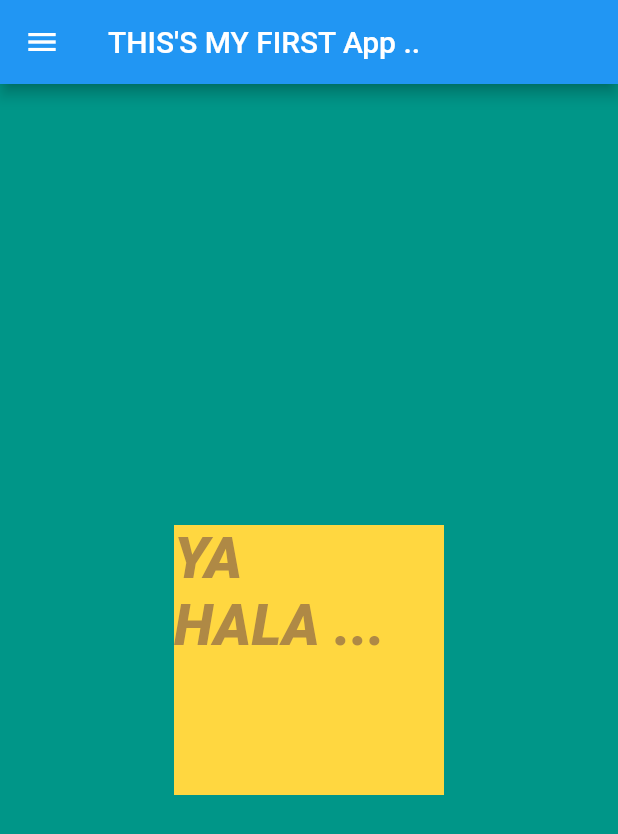
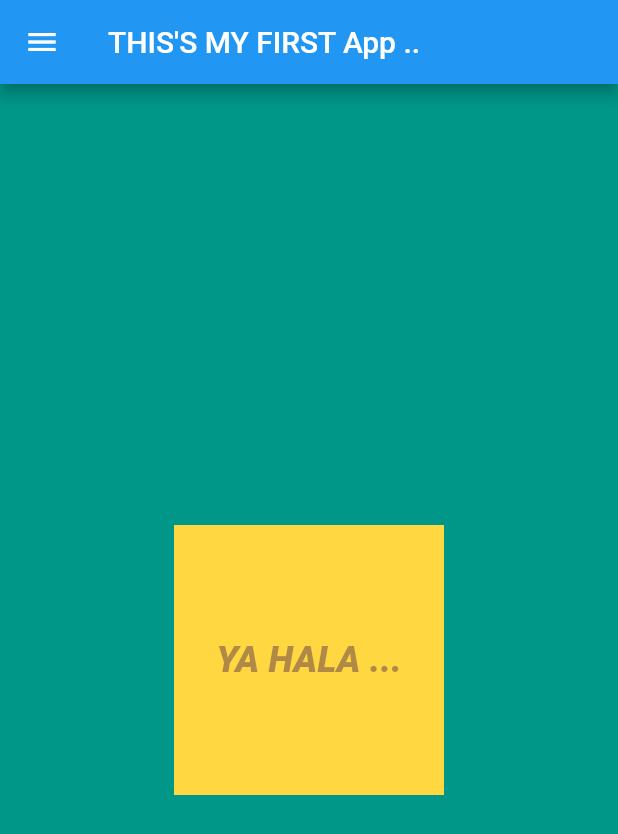
Before and after one commit to IbrahimAsire/flut1, a Flutter app: the screen it shows after launch, on a phone screen of 412 x 824 dp. Shown: the top 834 px of the screen. Run offline on Flutter 3.47's test engine with Material 2 defaults, Android fonts, the phone set to English and light mode, and no system bars.

Commit message:
more practice to container feat

```diff
--- a/lib/main.dart
+++ b/lib/main.dart
@@ -25,11 +25,12 @@ class HomeScreen extends StatelessWidget {
           child: Container(
             height: 180,
             width: 180,
+            alignment: Alignment.center,
             color: Colors.amberAccent,
             child: Text(
               "YA HALA ...",
               style: TextStyle(
-                fontSize: 38,
+                fontSize: 24,
                 fontWeight: FontWeight.w900,
                 fontStyle: FontStyle.italic,
                 color: Colors.brown.withOpacity(0.6)
```
